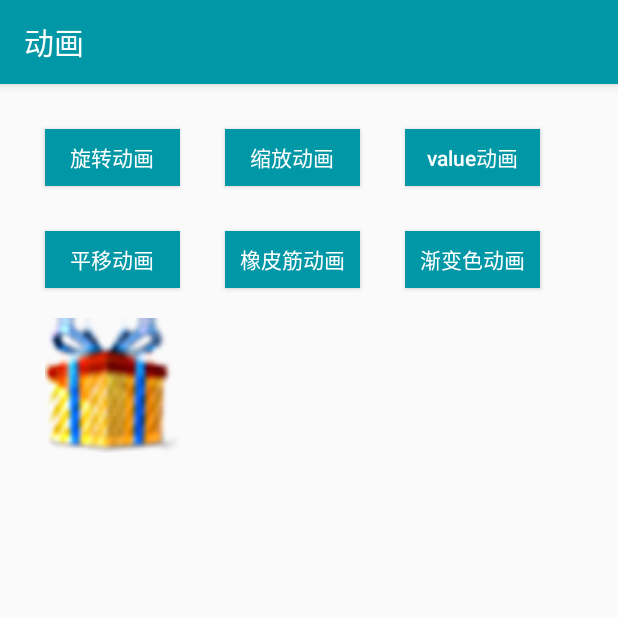
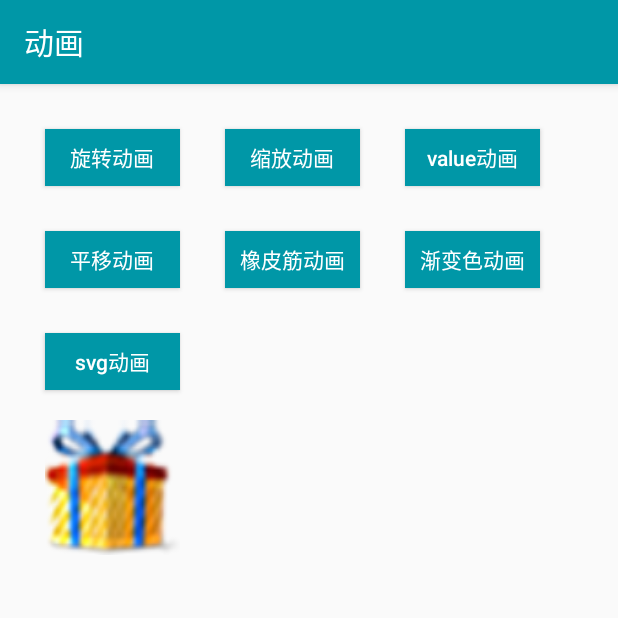
Before and after one commit to EricSun2012/TestManyDemo, an Android app: the AnimateActivity screen opened directly, with no data from a screen before it, on a phone screen of 412 x 824 dp, the top half of it. Run offline under Robolectric (Android 15) with nearby library versions, the phone set to English and light mode, and no system bars; our stand-ins replace RxJava; libraries missing offline, so code that uses them is left out: com.zhy.http.

Commit message:
[add]添加svg动画

```diff
--- a/app/src/main/java/com/robot/anyDemo/animate/AnimateActivity.java
+++ b/app/src/main/java/com/robot/anyDemo/animate/AnimateActivity.java
@@ -20,6 +20,8 @@ public class AnimateActivity extends BaseActivity<AnimatePresenter> implements B
 
     private Button colorButton;
 
+    private Button svgButton;
+
     @Override
     protected AnimatePresenter createPresenter() {
         return new AnimatePresenter(this);
@@ -35,12 +37,7 @@ public class AnimateActivity extends BaseActivity<AnimatePresenter> implements B
         imageView = findViewById(R.id.animate_pic);
 
         rotationButton = findViewById(R.id.animate_rotation);
-        rotationButton.setOnClickListener(new View.OnClickListener() {
-            @Override
-            public void onClick(View v) {
-                presenter.startRotationProperty(imageView);
-            }
-        });
+        rotationButton.setOnClickListener(v -> presenter.startRotationProperty(imageView));
 
         scaleButton = findViewById(R.id.animate_scale);
         scaleButton.setOnClickListener(new View.OnClickListener() {
@@ -82,6 +79,11 @@ public class AnimateActivity extends BaseActivity<AnimatePresenter> implements B
             }
         });
 
+        svgButton = findViewById(R.id.animate_svg);
+        svgButton.setOnClickListener(v -> {
+            presenter.startSvgAnimation(imageView);
+        });
+
     }
 
     @Override
--- a/app/src/main/java/com/robot/anyDemo/animate/AnimatePresenter.java
+++ b/app/src/main/java/com/robot/anyDemo/animate/AnimatePresenter.java
@@ -4,9 +4,11 @@ import android.animation.AnimatorSet;
 import android.animation.ArgbEvaluator;
 import android.animation.ObjectAnimator;
 import android.animation.ValueAnimator;
+import android.graphics.drawable.AnimatedVectorDrawable;
 import android.view.animation.BounceInterpolator;
 import android.widget.ImageView;
 
+import com.robot.anyDemo.R;
 import com.robot.anyDemo.base.BasePresenter;
 import com.robot.anyDemo.base.BaseView;
 import com.robot.anyDemo.gouwuche.BizierEvaluator2;
@@ -74,7 +76,6 @@ public class AnimatePresenter extends BasePresenter {
         animator.addUpdateListener(new ValueAnimator.AnimatorUpdateListener() {
             @Override
             public void onAnimationUpdate(ValueAnimator animation) {
-                Float value = (Float) animation.getAnimatedValue();
                 Point point = (Point) animation.getAnimatedValue();
                 imageView.setX(point.getX());
                 imageView.setY(point.getY());
@@ -83,4 +84,13 @@ public class AnimatePresenter extends BasePresenter {
         animator.setDuration(300);
         animator.start();
     }
+
+
+    public void startSvgAnimation(ImageView imageView) {
+        imageView.clearAnimation();
+        imageView.setImageDrawable(imageView.getResources().getDrawable(R.drawable.animal_svg_vector));
+
+        AnimatedVectorDrawable animatedVectorDrawable = (AnimatedVectorDrawable) imageView.getDrawable();
+        animatedVectorDrawable.start();
+    }
 }
--- /dev/null
+++ b/app/src/main/res/animator/pathchange.xml
@@ -0,0 +1,11 @@
+<?xml version="1.0" encoding="utf-8"?>
+<set xmlns:android="http://schemas.android.com/apk/res/android">
+    <objectAnimator
+        android:duration="500"
+        android:propertyName="pathData"
+        android:valueFrom="M10,10 L60,10 L60,20 L10,20 Z M10,30 L60,30 L60,40
+            L10,40 Z M10,50 L60,50 L60,60 L10,60 Z"
+        android:valueTo="M5,35 L40,0 L47.072,7.072 L12.072,42.072 Z M10,30 L60,30 L60,40
+            L10,40 Z M12.072,27.928 L47.072,62.928 L40,70 L5,35 Z"
+        android:valueType="pathType" />
+</set>
--- /dev/null
+++ b/app/src/main/res/animator/rotation.xml
@@ -0,0 +1,6 @@
+<?xml version="1.0" encoding="utf-8"?>
+<objectAnimator xmlns:android="http://schemas.android.com/apk/res/android"
+    android:duration="500"
+    android:propertyName="rotation"
+    android:valueFrom="0"
+    android:valueTo="360" />
--- /dev/null
+++ b/app/src/main/res/drawable/animal_svg.xml
@@ -0,0 +1,36 @@
+<?xml version="1.0" encoding="utf-8"?>
+<vector xmlns:android="http://schemas.android.com/apk/res/android"
+    android:width="300dp"
+    android:height="300dp"
+    android:viewportWidth="70"
+    android:viewportHeight="70">
+
+    <group
+        android:name="rotationGroup"
+        android:pivotX="35"
+        android:pivotY="35"
+        android:rotation="0.0">
+
+        <path
+            android:name="pathchangeGroup"
+            android:fillColor="#000000"
+            android:pathData="
+            M10,10
+            L60,10
+            L60,20
+            L10,20
+            Z
+            M10,30
+            L60,30
+            L60,40
+            L10,40
+            Z
+            M10,50
+            L60,50
+            L60,60
+            L10,60
+            Z
+            " />
+
+    </group>
+</vector>
--- /dev/null
+++ b/app/src/main/res/drawable/animal_svg_vector.xml
@@ -0,0 +1,15 @@
+<?xml version="1.0" encoding="utf-8"?>
+<animated-vector xmlns:android="http://schemas.android.com/apk/res/android"
+    xmlns:tools="http://schemas.android.com/tools"
+    android:drawable="@drawable/animal_svg"
+    tools:targetApi="lollipop">
+
+    <!--<target-->
+        <!--android:name="rotationGroup"-->
+        <!--android:animation="@animator/rotation" />-->
+
+    <target
+        android:name="pathchangeGroup"
+        android:animation="@animator/pathchange" />
+
+</animated-vector>
--- a/app/src/main/res/layout/activity_animate.xml
+++ b/app/src/main/res/layout/activity_animate.xml
@@ -79,6 +79,20 @@
         app:layout_constraintLeft_toLeftOf="@+id/animate_value"
         app:layout_constraintTop_toBottomOf="@+id/animate_value" />
 
+
+    <Button
+        android:id="@+id/animate_svg"
+        android:layout_width="90dp"
+        android:layout_height="38dp"
+        android:layout_marginTop="30dp"
+        android:background="@color/colorPrimary"
+        android:text="svg动画"
+        android:textAllCaps="false"
+        android:textColor="@android:color/white"
+        app:layout_constraintLeft_toLeftOf="@+id/animate_rotation"
+        app:layout_constraintTop_toBottomOf="@+id/animate_translation" />
+
+
     <ImageView
         android:id="@+id/animate_pic"
         android:layout_width="90dp"
@@ -87,7 +101,7 @@
         android:layout_marginTop="20dp"
         android:background="@drawable/details_store_ic"
         app:layout_constraintLeft_toLeftOf="parent"
-        app:layout_constraintTop_toBottomOf="@+id/animate_translation" />
+        app:layout_constraintTop_toBottomOf="@+id/animate_svg" />
 
 
 </android.support.constraint.ConstraintLayout>
```
